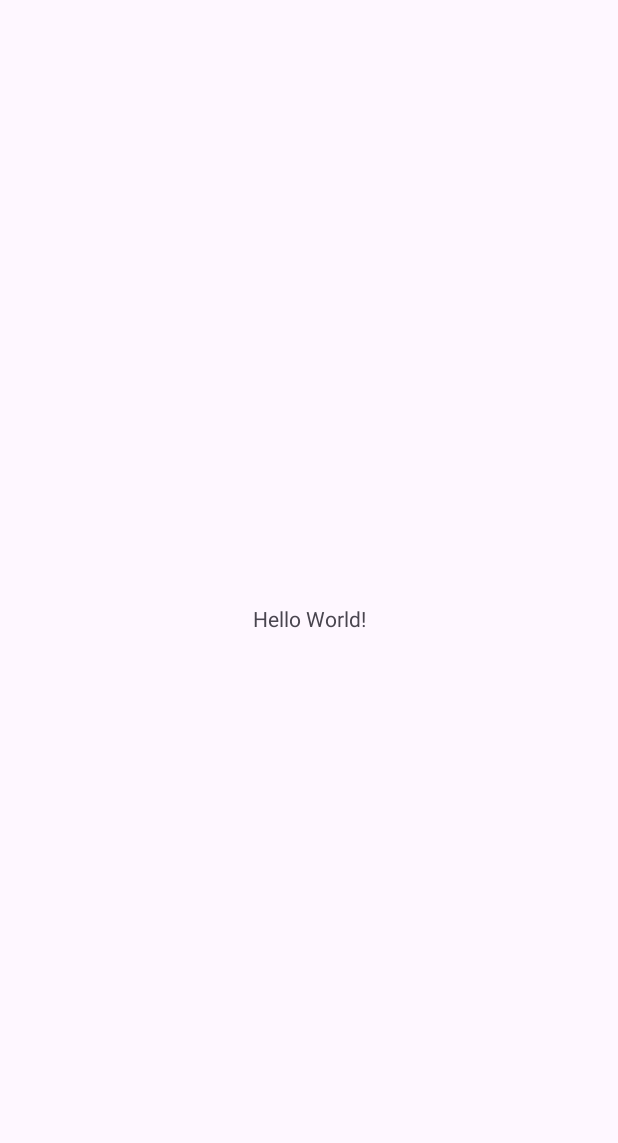
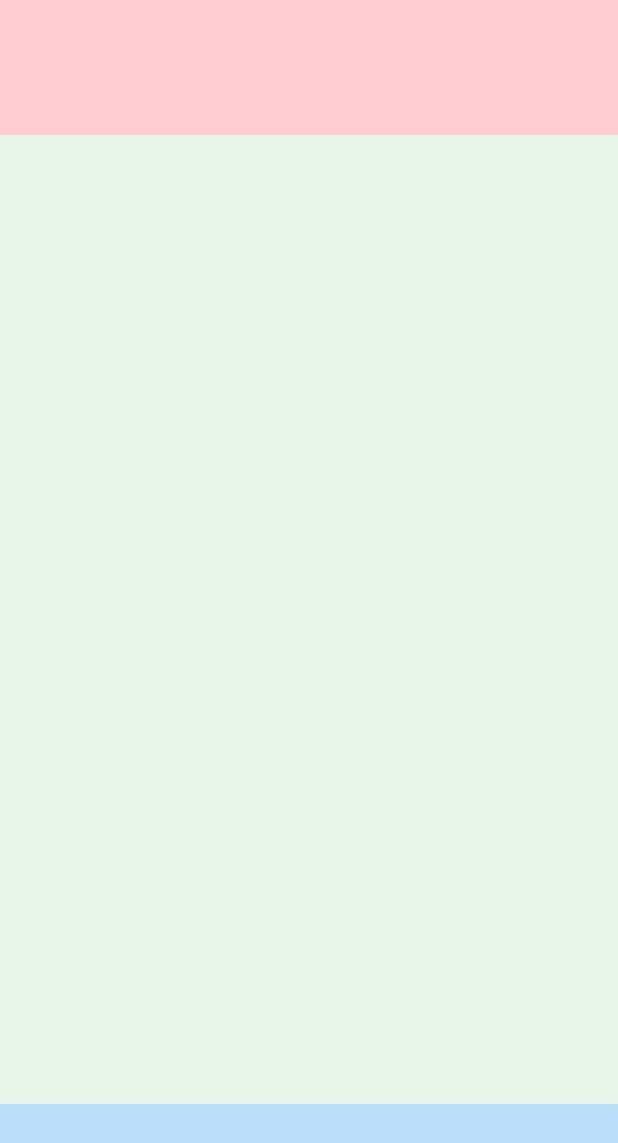
Before and after one commit to SPYROBO/Alt-Suiza, an Android app: the screen it shows after launch (MainActivity), on a phone screen of 412 x 824 dp. Before the commit the part shown is almost empty. Shown: the top 1143 px of the screen. Run offline under Robolectric (Android 15) with nearby library versions, the phone set to English and light mode, and no system bars.

Commit message:
Header, footer y body

```diff
--- a/app/src/main/res/layout/activity_main.xml
+++ b/app/src/main/res/layout/activity_main.xml
@@ -7,13 +7,51 @@
     android:layout_height="match_parent"
     tools:context=".MainActivity">
 
-    <TextView
-        android:layout_width="wrap_content"
-        android:layout_height="wrap_content"
-        android:text="Hello World!"
+    <!-- Header -->
+    <LinearLayout
+        android:id="@+id/header_layout"
+        android:layout_width="0dp"
+        android:layout_height="90dp"
+        android:orientation="vertical"
+        android:background="#FFCDD2"
+        app:layout_constraintTop_toTopOf="parent"
+        app:layout_constraintStart_toStartOf="parent"
+        app:layout_constraintEnd_toEndOf="parent">
+        <!-- Contenido del Header aquí -->
+    </LinearLayout>
+
+    <!-- Footer -->
+    <LinearLayout
+        android:id="@+id/footer_layout"
+        android:layout_width="0dp"
+        android:layout_height="88dp"
+        android:orientation="vertical"
+        android:background="#BBDEFB"
         app:layout_constraintBottom_toBottomOf="parent"
-        app:layout_constraintEnd_toEndOf="parent"
         app:layout_constraintStart_toStartOf="parent"
-        app:layout_constraintTop_toTopOf="parent" />
+        app:layout_constraintEnd_toEndOf="parent">
+        <!-- Contenido del Footer aquí -->
+    </LinearLayout>
+
+    <!-- Contenido Principal (Dinámico) -->
+    <LinearLayout
+        android:id="@+id/content_layout"
+        android:layout_width="0dp"
+        android:layout_height="0dp"
+        android:orientation="vertical"
+        android:background="#E8F5E9"
+        app:layout_constraintTop_toBottomOf="@id/header_layout"
+        app:layout_constraintBottom_toTopOf="@id/footer_layout"
+        app:layout_constraintStart_toStartOf="parent"
+        app:layout_constraintEnd_toEndOf="parent">
+
+        <!-- Aquí dentro puedes poner un ScrollView si el contenido es más largo que la pantalla -->
+        <ScrollView
+            android:layout_width="match_parent"
+            android:layout_height="match_parent">
+            <!-- Tu contenido dinámico va aquí -->
+        </ScrollView>
+
+    </LinearLayout>
 
 </androidx.constraintlayout.widget.ConstraintLayout>
```
